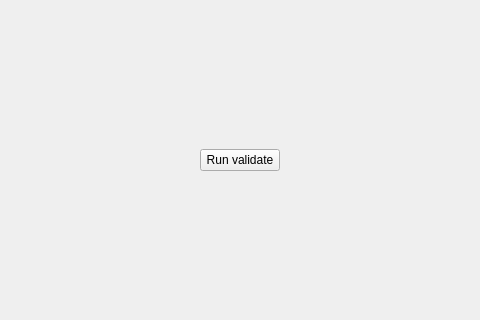
Qt form ui/mw.ui (Clinical-Genomics-Umea/SampleSheetCreator) before a commit; both pictures show x 180 to 660 and y 145 to 465 of the 1319 by 610 pixel window.
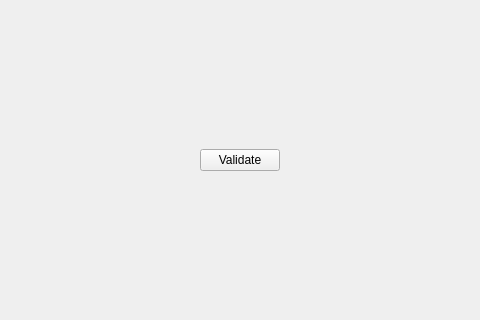
The same form after that commit.

Diff of the .ui file:
```diff
--- a/ui/mw.ui
+++ b/ui/mw.ui
@@ -319,7 +319,7 @@
             <item>
              <widget class="QPushButton" name="runvalidate_pushButton">
               <property name="text">
-               <string>Run validate</string>
+               <string>Validate</string>
               </property>
              </widget>
             </item>
```
